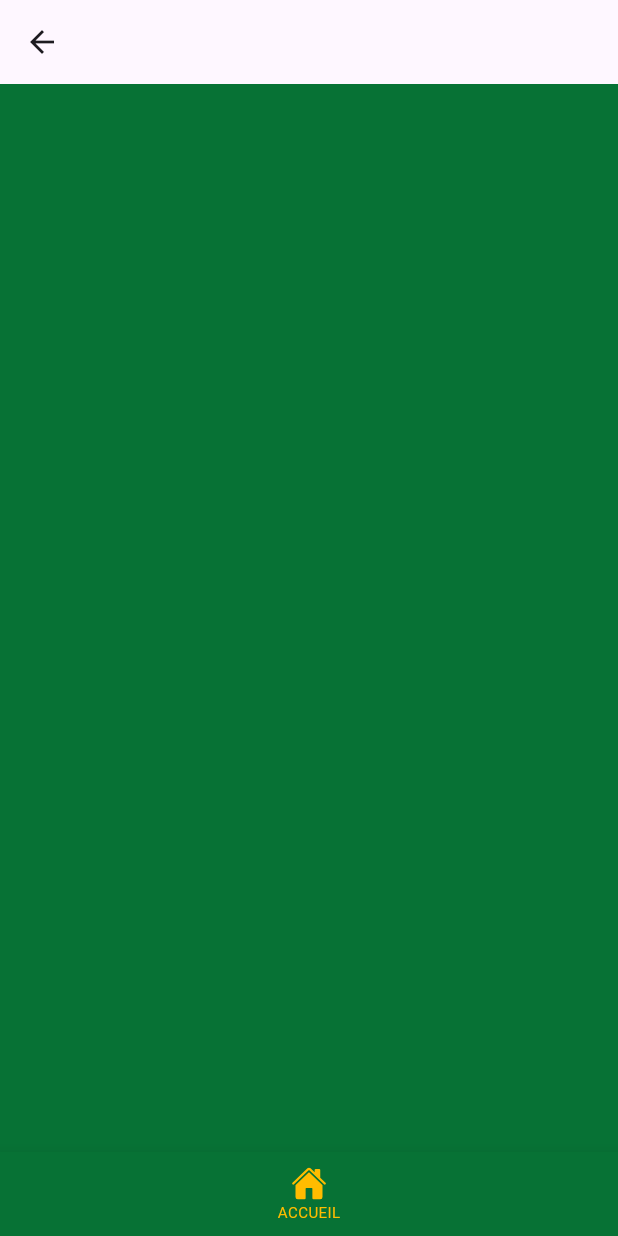
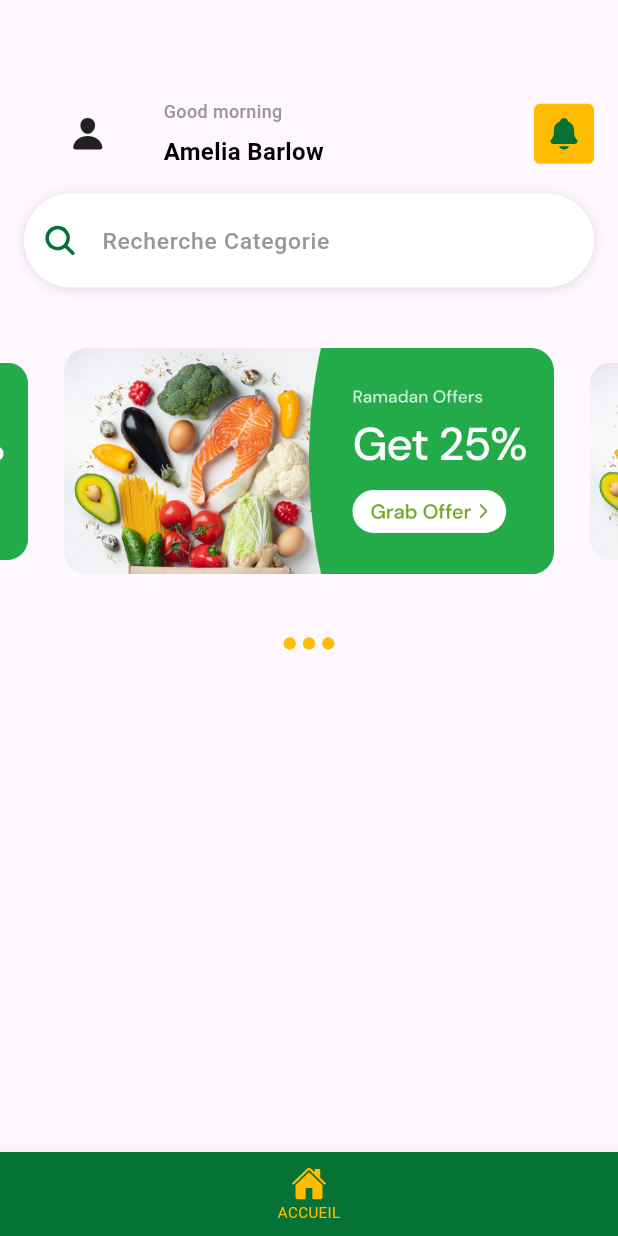
Before and after one commit to exau-umba/oasis_restaurant, a Flutter app: the HomePage screen opened by its route, on a phone screen of 412 x 824 dp. Run offline on Flutter 3.47's test engine with Material 3 defaults, Android fonts, the phone set to English and light mode, and no system bars; drawn by our look-alikes of carousel_slider; our stand-ins replace get_storage, ionicons, loading_animation_widget, responsive_sizer; accounts and stored records are empty.

```diff
--- a/lib/pages/home/AccueilPagePage.dart
+++ b/lib/pages/home/AccueilPagePage.dart
@@ -1,20 +1,154 @@
+import 'package:carousel_slider/carousel_options.dart';
+import 'package:carousel_slider/carousel_slider.dart';
+import 'package:flutter/cupertino.dart';
 import 'package:flutter/material.dart';
+import 'package:ionicons/ionicons.dart';
 import 'package:oasis_restaurant/utils/Constantes/colors.dart';
+import 'package:responsive_sizer/responsive_sizer.dart';
 
-class AccueilPagePage extends StatelessWidget {
+class AccueilPagePage extends StatefulWidget {
   const AccueilPagePage({super.key});
+
+  @override
+  State<AccueilPagePage> createState() => _AccueilPagePageState();
+}
+
+class _AccueilPagePageState extends State<AccueilPagePage> {
+
+  int _currentIndex = 0;
+  final List<String> imageUrls = [
+    'assets/images/banner.png',
+    'assets/images/banner.png',
+    'assets/images/banner.png',
+  ];
 
   @override
   Widget build(BuildContext context) {
     return Scaffold(
-      appBar: AppBar(),
       body: _body(),
     );
   }
 
   _body() {
-    return Container(
-      color: Colors_App.Colorverte,
+    return SingleChildScrollView(
+      child: Column(
+        children: [
+          SizedBox(
+            height: 8.h,
+          ),
+          Padding(
+            padding: const EdgeInsets.symmetric(horizontal: 16),
+            child: Row(
+              children: [
+                Expanded(
+                  child: Icon(Ionicons.person),
+                ),
+                Expanded(
+                    flex: 3,
+                    child: Container(
+                      margin: const EdgeInsets.symmetric(horizontal: 8),
+                      child: Column(
+                        mainAxisAlignment: MainAxisAlignment.start,
+                        crossAxisAlignment: CrossAxisAlignment.start,
+                        children: [
+                          Text(
+                            "Good morning",
+                            style: TextStyle(
+                                color: Color(0xff979899),
+                                fontSize: 12,
+                                fontWeight: FontWeight.w500),
+                          ),
+                          SizedBox(
+                            height: 0.8.h,
+                          ),
+                          Text(
+                            "Amelia Barlow",
+                            style: TextStyle(
+                                color: Colors.black,
+                                fontSize: 16,
+                                fontWeight: FontWeight.w600),
+                          ),
+                        ],
+                      ),
+                    )),
+                Container(
+                  padding: EdgeInsets.all(8),
+                  decoration: BoxDecoration(
+                    color: Colors_App.ColorJaune,
+                    borderRadius: BorderRadius.circular(8.sp)
+                  ),
+                    child: Icon(Ionicons.notifications, color:Colors_App.Colorverte))
+              ],
+            ),
+          ),
+          SizedBox(
+            height: 2.h,
+          ),
+
+          Padding(
+              padding: const EdgeInsets.symmetric(horizontal: 16),
+              child: Container(
+                decoration: BoxDecoration(
+                    color: Colors_App.Colorwhite,
+                    boxShadow: [
+                      BoxShadow(color: Colors.black12, offset: Offset(0, 1), blurRadius: 10.sp)
+                    ],
+                    borderRadius: BorderRadius.all(Radius.circular(24.sp))),
+                child: TextField(
+                    textAlignVertical: TextAlignVertical.center,
+                    decoration: InputDecoration(
+                      border: InputBorder.none,
+                      hintText: "Recherche Categorie",
+                      hintStyle: TextStyle(
+                          fontSize: 16.sp,
+                          color: Colors_App.ColorGrise,
+                          fontWeight: FontWeight.w500),
+                      contentPadding: EdgeInsets.all(18.sp),
+                      prefixIcon: Icon(
+                        Ionicons.search,
+                        color: Colors_App.Colorverte,
+                      ),
+                    )),
+              )),
+
+          CarouselSlider(
+            items: imageUrls.map((url) {
+              return Container(
+                margin: EdgeInsets.all(5.sp),
+                child: Image.asset(url,),
+              );
+            }).toList(),
+            options: CarouselOptions(
+              autoPlay: true,
+              enlargeCenterPage: true,
+              aspectRatio: 16 / 9,
+              onPageChanged: (index, reason) {
+                setState(() {
+                  _currentIndex = index;
+                });
+              },
+            ),
+          ),
+          SizedBox(height: 0.sp,),
+          Row(
+            mainAxisAlignment: MainAxisAlignment.center,
+            children: imageUrls.map((url) {
+              int index = imageUrls.indexOf(url);
+              return Container(
+                width: Adaptive.w(3),
+                height: 1.h,
+                margin: EdgeInsets.symmetric(vertical: 5.sp, horizontal: 2.0.sp),
+                decoration: BoxDecoration(
+                  shape: BoxShape.circle,
+                  color: _currentIndex == index
+                      ? Colors_App.ColorJaune
+                      : Colors.grey,
+                ),
+              );
+            }).toList(),
+          ),
+        ],
+      ),
     );
   }
 }
--- a/lib/pages/welcome/BienvenuPage.dart
+++ b/lib/pages/welcome/BienvenuPage.dart
@@ -1,5 +1,6 @@
 import 'package:flutter/material.dart';
 import 'package:oasis_restaurant/utils/Constantes/colors.dart';
+import 'package:oasis_restaurant/utils/Routes.dart';
 import 'package:responsive_sizer/responsive_sizer.dart';
 
 class BienvenuPage extends StatelessWidget {
@@ -69,7 +70,7 @@ class BienvenuPage extends StatelessWidget {
                     widthFactor: 3.sp,
                     child: ElevatedButton(
                         onPressed: () {
-                          //Navigator.pushNamed(context, MyRoutes.registrationRoute);
+                          Navigator.pushNamedAndRemoveUntil(context, Routes.accueilpage, (route) => false);
                         },
                         style: TextButton.styleFrom(
                           padding: const EdgeInsets.symmetric(vertical: 16),
--- a/lib/utils/Endpoints.dart
+++ b/lib/utils/Endpoints.dart
@@ -1,17 +1,2 @@
 class Endpoints {
-  static const String login="/api/login";
-  static const String register="/api/register";
-  static const String logout="/api/logout";
-  static const String updateInfosUsers="/api/";
-  static const String infosUser="/api/user";
-  static const String creationChamp="/api/enregistrer-donnees/{champ}";
-  static const String champs="/api/champs";
-  static const String posts="/api/posts";
-  static const String culturesCount="/api/culturesCount";
-  static const String signleChamps="/api/champs/{id}";
-  static const String nbreChamps="/api/countchamps";
-  static const String nbreTaches="/api/counttask";
-  static const String taches="/api/tasks";
-  static const String historiquecapteur ="/api/historique-capteur";
-  static const String historiquecapteurChamps ="/api/historique-capteur/{champId}";
 }
--- a/lib/utils/RouteManager.dart
+++ b/lib/utils/RouteManager.dart
@@ -1,4 +1,5 @@
 import 'package:flutter/material.dart';
+import 'package:oasis_restaurant/pages/home/AccueilPagePage.dart';
 import 'package:oasis_restaurant/pages/welcome/BienvenuPage.dart';
 import '../pages/home/HomePage.dart';
 import '../pages/welcome/Splashscreen.dart';
@@ -11,6 +12,8 @@ class RoutesManager {
         return MaterialPageRoute(builder: (_)=> Splashscreen());
       case Routes.bienvenupage:
         return MaterialPageRoute(builder: (_)=>BienvenuPage());
+      case Routes.accueilpage:
+        return MaterialPageRoute(builder: (_)=>AccueilPagePage());
       default:
         return MaterialPageRoute(builder: (_)=> HomePage());
     }
--- a/lib/utils/Routes.dart
+++ b/lib/utils/Routes.dart
@@ -1,5 +1,6 @@
 class Routes {
   static const String splashscreen = "splash";
   static const String homepage = "home";
+  static const String accueilpage = "accueil";
   static const String bienvenupage = "bienvenu";
 }
--- a/pubspec.yaml
+++ b/pubspec.yaml
@@ -43,6 +43,7 @@ dependencies:
   loading_animation_widget: ^1.2.0+4
   flutter_launcher_icons: ^0.13.1
   ionicons: ^0.2.2
+  carousel_slider: ^4.2.1
 
 
 dev_dependencies:
@@ -78,6 +79,7 @@ flutter:
       - assets/icons/logo.png
       - assets/reactionsApp/errorInatendu.gif
       - assets/images/welcome_bg.png
+      - assets/images/banner.png
   #   - images/a_dot_ham.jpeg
 
   # An image asset can refer to one or more resolution-specific "variants", see
```
Also changed, not shown: assets/images/banner.png (added), pubspec.lock.
